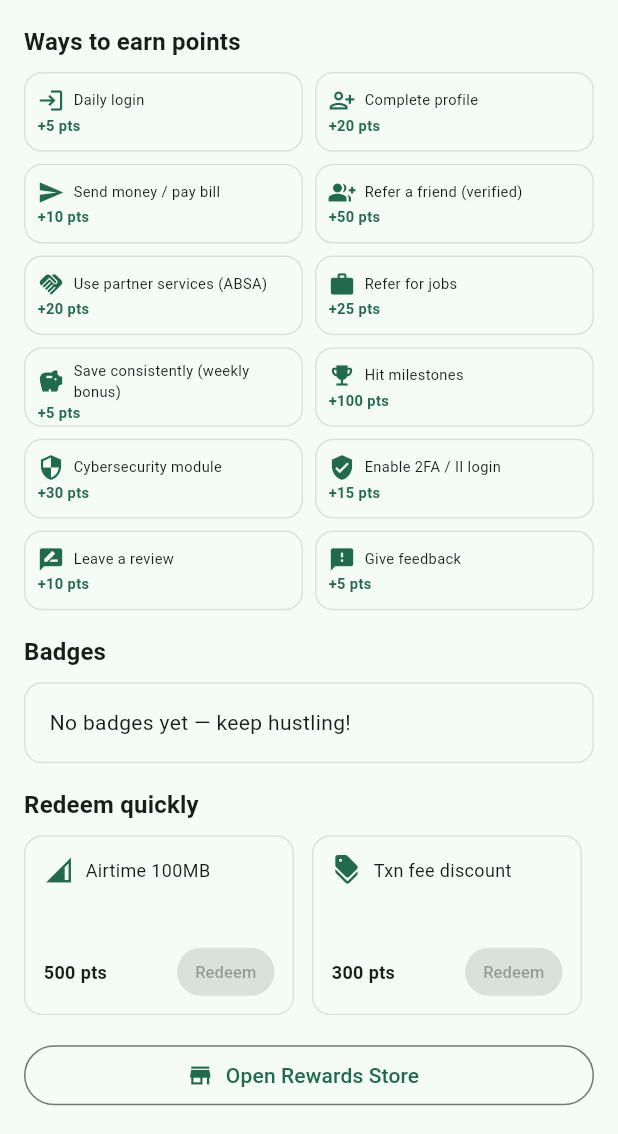
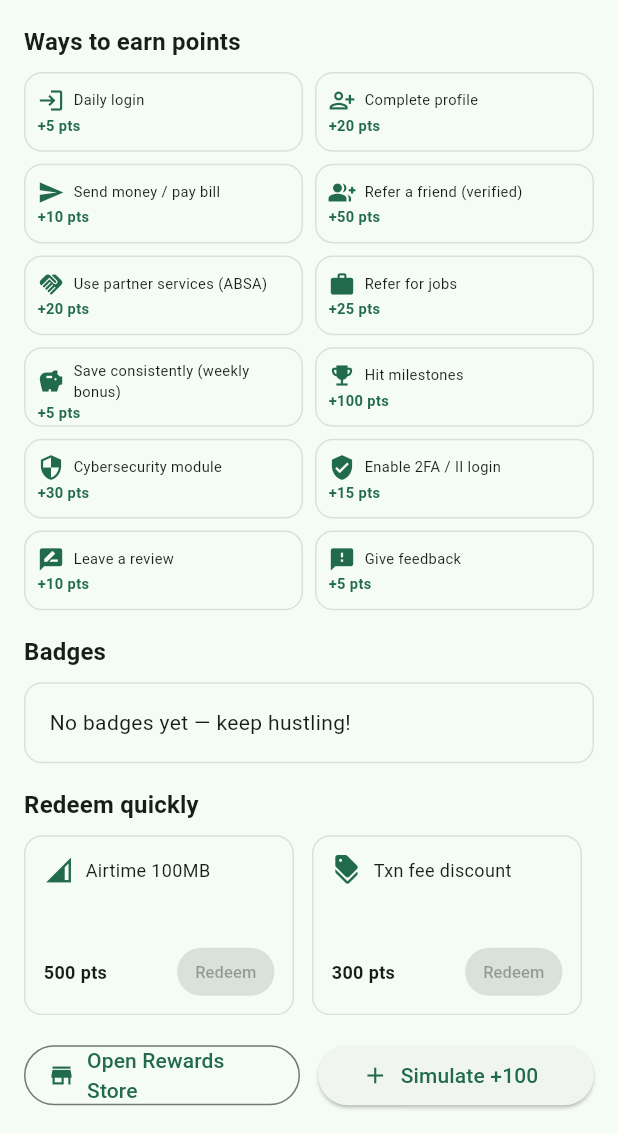
Before and after one commit to Veranzi/Jasho, a Flutter app: the GamificationScreen screen opened by its route, scrolled down 158 dp, on a phone screen of 412 x 824 dp, the part 102-1236 px from its top. Run offline on Flutter 3.47's test engine with Material 3 defaults, Android fonts, the phone set to English and light mode, and no system bars; our stand-ins replace fl_chart, flutter_screenutil, intl_phone_field, printing, responsive_framework, shared_preferences; accounts and stored records are empty.

Commit message:
Refactor: Use Row for buttons in GamificationScreen
Co-authored-by: leparitours <leparitours@gmail.com>

```diff
--- a/jashoo/lib/screens/gamification/gamification_screen.dart
+++ b/jashoo/lib/screens/gamification/gamification_screen.dart
@@ -50,11 +50,8 @@ class GamificationScreen extends StatelessWidget {
             const SizedBox(height: 8),
             _RedeemQuick(onRedeem: (cost) => g.redeemPoints(cost), currentPoints: points),
             const SizedBox(height: 16),
-            LayoutBuilder(
-              builder: (context, constraints) {
-                if (constraints.maxWidth > 400) {
-                  // Two buttons side by side for larger screens
-                  return Row(
+            // Open Rewards Store and Simulate buttons in same row
+            Row(
               children: [
                 Expanded(
                   child: OutlinedButton.icon(
@@ -72,32 +69,6 @@ class GamificationScreen extends StatelessWidget {
                   ),
                 ),
               ],
-                  );
-                } else {
-                  // Stacked buttons for smaller screens
-                  return Column(
-                    children: [
-                      SizedBox(
-                        width: double.infinity,
-                        child: OutlinedButton.icon(
-                          onPressed: () => Navigator.pushNamed(context, '/rewards'),
-                          icon: const Icon(Icons.store),
-                          label: const Text('Open Rewards Store'),
-                        ),
-                      ),
-                      const SizedBox(height: 12),
-                      SizedBox(
-                        width: double.infinity,
-                        child: ElevatedButton.icon(
-                          onPressed: () => g.earnPoints(100),
-                          icon: const Icon(Icons.add),
-                          label: const Text('Simulate +100'),
-                        ),
-                      ),
-                    ],
-                  );
-                }
-              },
             ),
           ],
         ),
```
Lines whose indentation alone changed are shown as unchanged.
